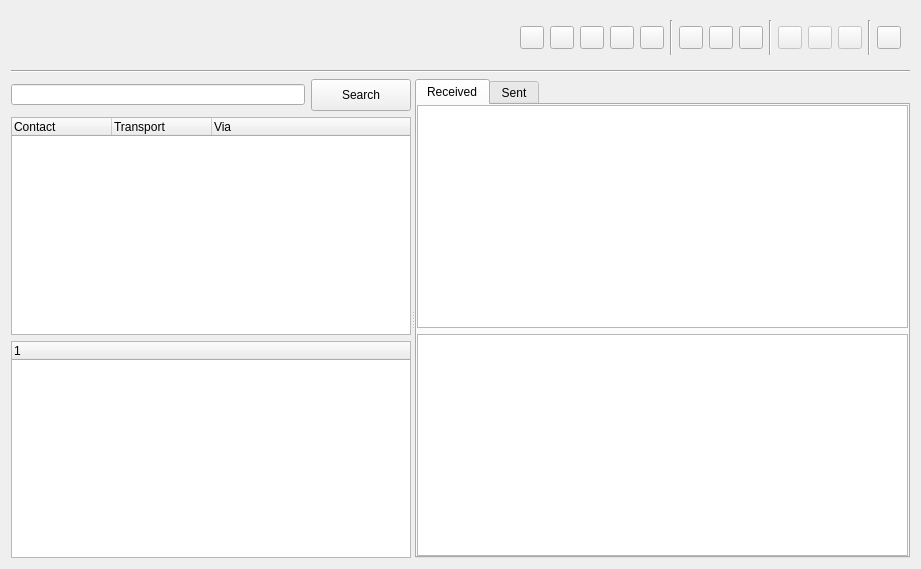
Before: the Qt Designer form src/gui/ui/payments.ui in Open-Transactions/Moneychanger, drawn with Qt 5.
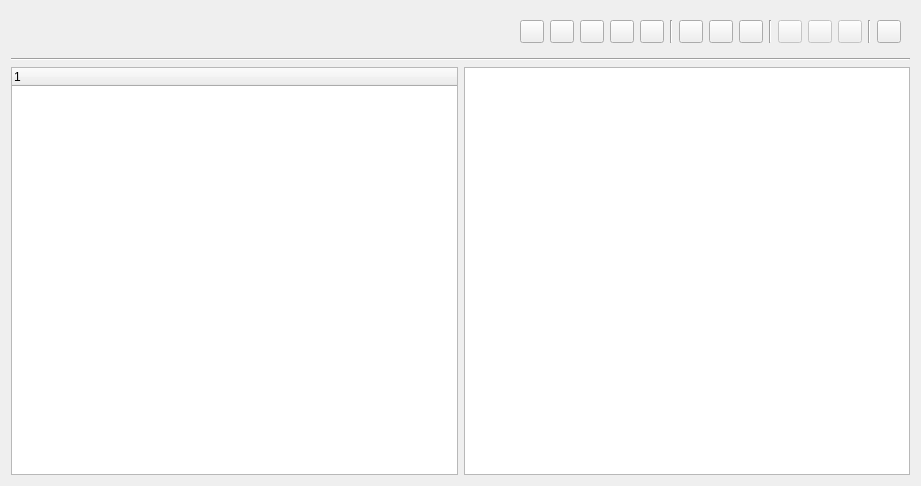
After: the same form once the commit is applied.

```diff
--- a/src/gui/ui/payments.ui
+++ b/src/gui/ui/payments.ui
@@ -7,13 +7,13 @@
     <x>0</x>
     <y>0</y>
     <width>921</width>
-    <height>569</height>
+    <height>486</height>
    </rect>
   </property>
   <property name="windowTitle">
    <string>Payments</string>
   </property>
-  <layout class="QVBoxLayout" name="verticalLayout_2" stretch="1,1,9">
+  <layout class="QVBoxLayout" name="verticalLayout">
    <item>
     <widget class="QWidget" name="userBar" native="true">
      <layout class="QHBoxLayout" name="horizontalLayout_2">
@@ -159,191 +159,20 @@
     </widget>
    </item>
    <item>
-    <widget class="QSplitter" name="splitter">
-     <property name="orientation">
-      <enum>Qt::Horizontal</enum>
-     </property>
-     <widget class="QFrame" name="frame">
-      <property name="maximumSize">
-       <size>
-        <width>400</width>
-        <height>16777215</height>
-       </size>
-      </property>
-      <property name="frameShape">
-       <enum>QFrame::NoFrame</enum>
-      </property>
-      <property name="frameShadow">
-       <enum>QFrame::Plain</enum>
-      </property>
-      <property name="lineWidth">
-       <number>0</number>
-      </property>
-      <layout class="QVBoxLayout" name="verticalLayout">
-       <property name="leftMargin">
-        <number>0</number>
-       </property>
-       <property name="topMargin">
-        <number>0</number>
-       </property>
-       <property name="rightMargin">
-        <number>0</number>
-       </property>
-       <property name="bottomMargin">
-        <number>0</number>
-       </property>
-       <item>
-        <layout class="QHBoxLayout" name="horizontalLayout_5">
-         <item>
-          <widget class="QLineEdit" name="lineEdit">
-           <property name="minimumSize">
-            <size>
-             <width>0</width>
-             <height>21</height>
-            </size>
-           </property>
-           <property name="maximumSize">
-            <size>
-             <width>360</width>
-             <height>21</height>
-            </size>
-           </property>
-           <property name="clearButtonEnabled">
-            <bool>true</bool>
-           </property>
-          </widget>
-         </item>
-         <item>
-          <widget class="QPushButton" name="pushButtonSearch">
-           <property name="sizePolicy">
-            <sizepolicy hsizetype="Expanding" vsizetype="Fixed">
-             <horstretch>0</horstretch>
-             <verstretch>0</verstretch>
-            </sizepolicy>
-           </property>
-           <property name="minimumSize">
-            <size>
-             <width>0</width>
-             <height>32</height>
-            </size>
-           </property>
-           <property name="maximumSize">
-            <size>
-             <width>100</width>
-             <height>32</height>
-            </size>
-           </property>
-           <property name="text">
-            <string>Search</string>
-           </property>
-          </widget>
-         </item>
-        </layout>
-       </item>
-       <item>
-        <widget class="QTreeWidget" name="treeWidget">
-         <property name="sizePolicy">
-          <sizepolicy hsizetype="Minimum" vsizetype="Expanding">
-           <horstretch>0</horstretch>
-           <verstretch>0</verstretch>
-          </sizepolicy>
-         </property>
-         <property name="minimumSize">
-          <size>
-           <width>200</width>
-           <height>0</height>
-          </size>
-         </property>
-         <property name="maximumSize">
-          <size>
-           <width>400</width>
-           <height>16777215</height>
-          </size>
-         </property>
-         <column>
-          <property name="text">
-           <string>Contact</string>
-          </property>
-         </column>
-         <column>
-          <property name="text">
-           <string>Transport</string>
-          </property>
-         </column>
-         <column>
-          <property name="text">
-           <string>Via</string>
-          </property>
-         </column>
-        </widget>
-       </item>
-       <item>
-        <widget class="QTreeWidget" name="treeWidgetSummary">
-         <column>
-          <property name="text">
-           <string notr="true">1</string>
-          </property>
-         </column>
-        </widget>
-       </item>
-      </layout>
-     </widget>
-     <widget class="QTabWidget" name="tabWidget">
-      <property name="tabShape">
-       <enum>QTabWidget::Rounded</enum>
-      </property>
-      <property name="currentIndex">
-       <number>0</number>
-      </property>
-      <widget class="QWidget" name="tabReceived">
-       <attribute name="title">
-        <string>Received</string>
-       </attribute>
-       <layout class="QVBoxLayout" name="verticalLayoutReceived">
-        <property name="leftMargin">
-         <number>0</number>
+    <layout class="QHBoxLayout" name="horizontalLayout_3">
+     <item>
+      <widget class="QTreeWidget" name="treeWidgetSummary">
+       <column>
+        <property name="text">
+         <string notr="true">1</string>
         </property>
-        <property name="topMargin">
-         <number>0</number>
-        </property>
-        <property name="rightMargin">
-         <number>0</number>
-        </property>
-        <property name="bottomMargin">
-         <number>0</number>
-        </property>
-        <item>
-         <widget class="QTableView" name="tableViewReceived"/>
-        </item>
-        <item>
-         <widget class="QTableWidget" name="tableWidgetPayments"/>
-        </item>
-       </layout>
+       </column>
       </widget>
-      <widget class="QWidget" name="tabSent">
-       <attribute name="title">
-        <string>Sent</string>
-       </attribute>
-       <layout class="QVBoxLayout" name="verticalLayoutSent">
-        <property name="leftMargin">
-         <number>0</number>
-        </property>
-        <property name="topMargin">
-         <number>0</number>
-        </property>
-        <property name="rightMargin">
-         <number>0</number>
-        </property>
-        <property name="bottomMargin">
-         <number>0</number>
-        </property>
-        <item>
-         <widget class="QTableView" name="tableViewSent"/>
-        </item>
-       </layout>
-      </widget>
-     </widget>
-    </widget>
+     </item>
+     <item>
+      <widget class="QTableWidget" name="tableWidgetPayments"/>
+     </item>
+    </layout>
    </item>
   </layout>
  </widget>
```
